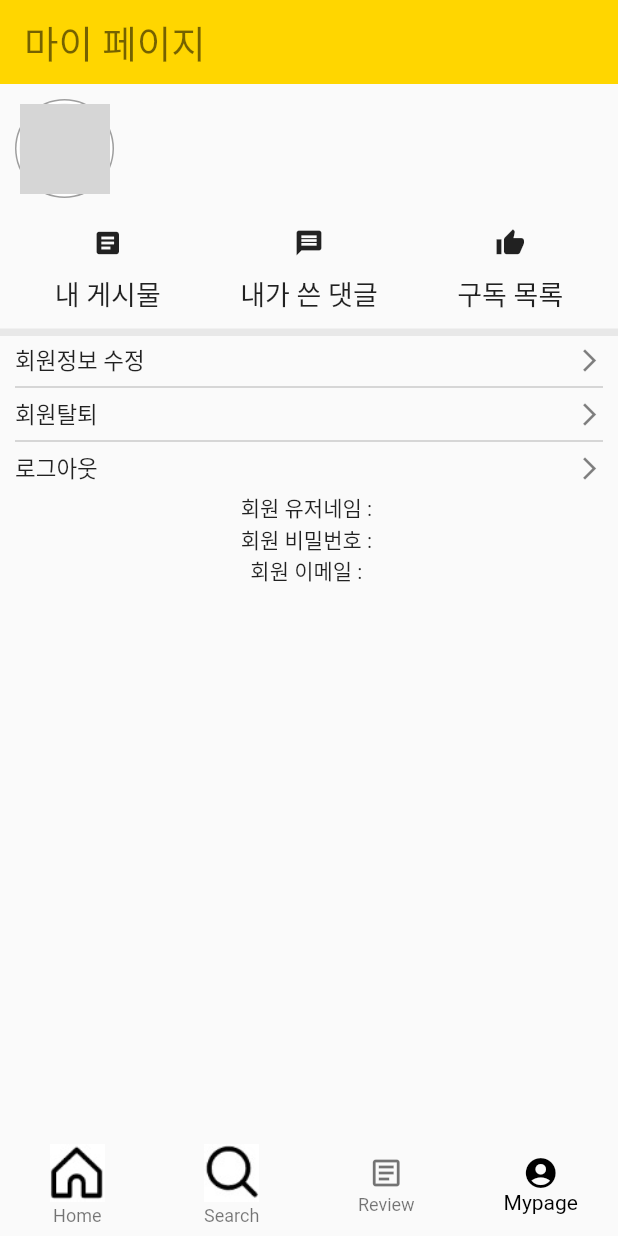
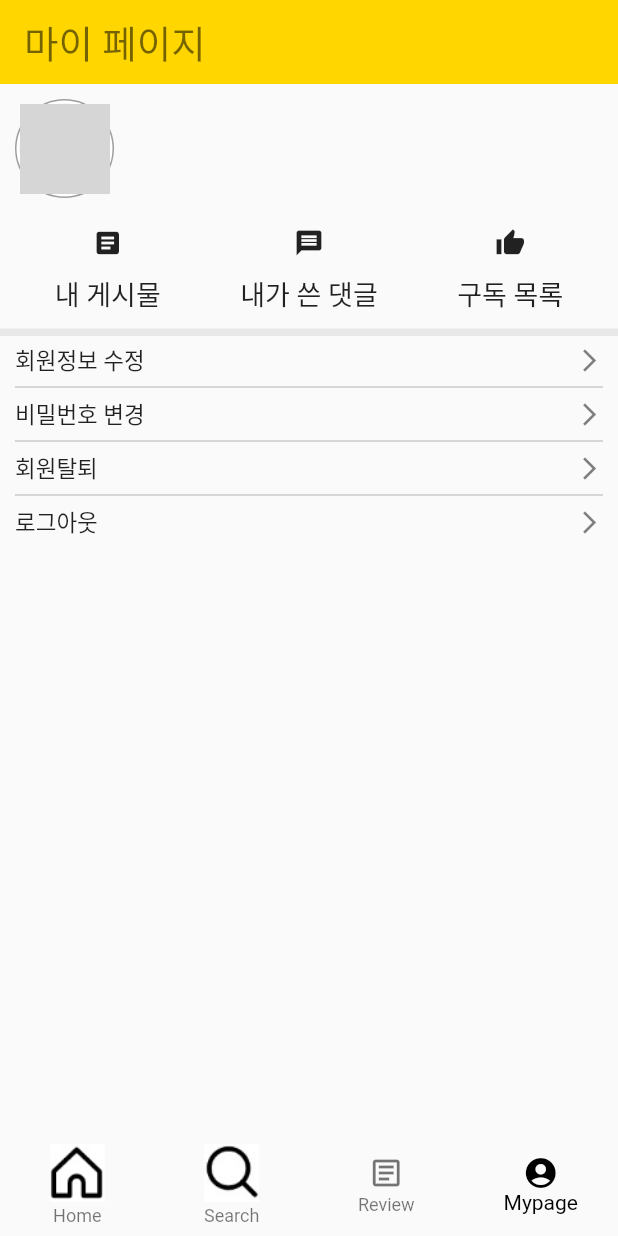
Before and after one commit to reve74/leco_flutter, a Flutter app: the screen it shows once a user with an empty profile is signed in, item 4 of the bottom bar chosen, on a phone screen of 412 x 824 dp. Run offline on Flutter 3.47's test engine with Material 2 defaults, Android fonts, the phone set to English and light mode, and no system bars; drawn by our look-alikes of cached_network_image; our stand-ins replace cloud_firestore, expandable_text, firebase_auth, firebase_core, firebase_storage, flutter_svg and 3 more; accounts and stored records are empty; network calls fail; Roboto replaces fonts that are missing (Jua); grey boxes are pictures that could not be loaded.

Commit message:
UserController update

```diff
--- a/lib/screens/main/app.dart
+++ b/lib/screens/main/app.dart
@@ -5,9 +5,9 @@ import 'package:google_sign_in/google_sign_in.dart';
 import 'package:leco_flutter/controller/bottom_nav_controller.dart';
 import 'package:leco_flutter/screens/main/home/home_screen.dart';
 import 'package:leco_flutter/screens/main/home/review_screen.dart';
-import 'package:leco_flutter/screens/main/mypage_screen.dart';
+import 'package:leco_flutter/screens/main/mypage/mypage_screen.dart';
 import 'package:leco_flutter/screens/main/search_screen.dart';
-import 'package:leco_flutter/screens/main/test.dart';
+import 'package:leco_flutter/screens/main/mypage/test.dart';
 import 'package:leco_flutter/screens/main/test1.dart';
 import 'components/image_data.dart';
 import 'package:leco_flutter/model/user.dart';
--- a/lib/screens/main/mypage_screen.dart
+++ b/lib/screens/main/mypage/mypage_screen.dart
@@ -6,7 +6,8 @@ import 'package:leco_flutter/model/user.dart';
 import 'package:leco_flutter/screens/login/signgin_screen.dart';
 import 'package:leco_flutter/screens/main/components/avatar_widget.dart';
 import 'package:leco_flutter/screens/main/components/message_popup.dart';
-import 'package:leco_flutter/screens/main/test.dart';
+import 'package:leco_flutter/screens/main/mypage/change_password_screen.dart';
+import 'package:leco_flutter/screens/main/mypage/test.dart';
 import 'package:cloud_firestore/cloud_firestore.dart';
 import 'package:leco_flutter/screens/main/test1.dart';
 import 'package:leco_flutter/settings/firebase.dart';
@@ -123,7 +124,7 @@ class MypageScreen extends StatelessWidget {
                           const SizedBox(
                             width: 10,
                           ),
-                          Text(auth.currentUser!.email!),
+                          Obx(() => Text('${a.firestoreUser.value!.username}')),
                         ],
                       ),
                       const SizedBox(
@@ -215,8 +216,22 @@ class MypageScreen extends StatelessWidget {
                   ),
                 ),
                 _mppageTab(
+                  title: '비밀번호 변경',
+                  onTap: () {
+                    Get.to(() => ChangePasswordScreen());
+                  },
+                ),
+                Container(
+                  padding: const EdgeInsets.symmetric(horizontal: 10),
+                  height: 4,
+                  child: const Divider(
+                    color: Colors.black38,
+                    thickness: 0.5,
+                  ),
+                ),
+                _mppageTab(
                   // 팝업 추가 필요
-                  title: '회원탈퇴',
+                  title: '회원탈퇴  ',
                   onTap: () async {
                     await FirebaseFirestore.instance
                         .collection('users')
@@ -236,23 +251,23 @@ class MypageScreen extends StatelessWidget {
                   ),
                 ),
                 _mppageTab(
-                  title: '로그아웃',
+                  title: '로그아웃  ',
                   onTap: () {
                     UserController.to.signOut();
                     // _authentication.signOut();
                     // Get.offAll(const SignInScreen());
                   },
                 ),
-                Obx(
-                  () => Column(
-                    children: [
-                      Text("회원 유저네임 : ${a.firestoreUser.value!.username!}"),
-                      Text("회원 비밀번호 : ${a.firestoreUser.value!.password!}"),
-                      Text("회원 이메일 : ${a.firestoreUser.value!.email!}"),
-                    ],
-                  ),
-
-                ),
+                // Obx(
+                //   () => Column(
+                //     children: [
+                //       Text("회원 유저네임 : ${a.firestoreUser.value!.username!}"),
+                //       Text("회원 비밀번호 : ${a.firestoreUser.value!.password!}"),
+                //       Text("회원 이메일 : ${a.firestoreUser.value!.email!}"),
+                //     ],
+                //   ),
+                //
+                // ),
               ],
             ),
           ],
```
Also changed, not shown: lib/controller/user_controller.dart (+23 -5 lines), lib/screens/main/mypage/change_password_screen.dart (added, +71 -0 lines), assets/icons/password.svg (added), lib/screens/main/mypage/test.dart (renamed from lib/screens/main/test.dart).
